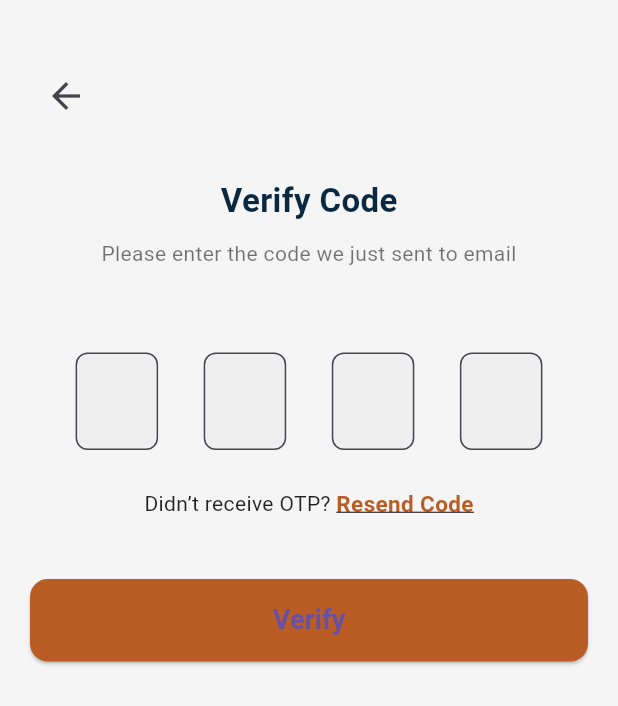
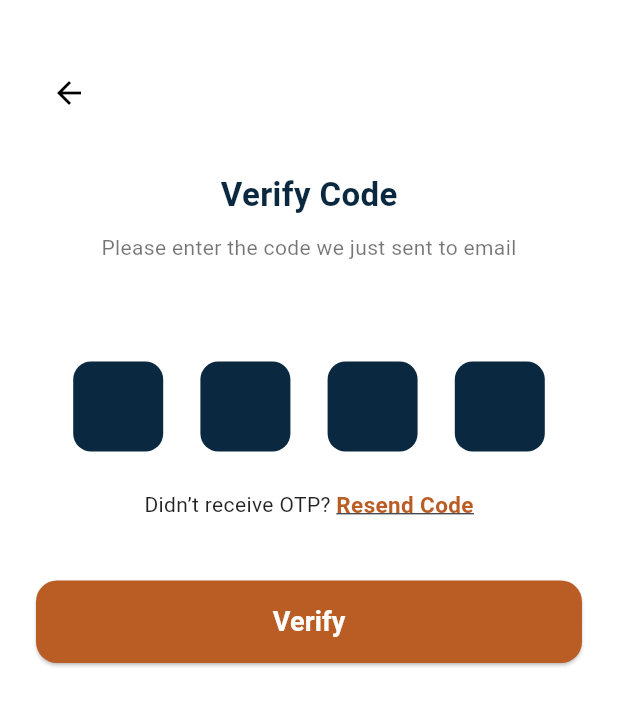
Before and after one commit to Daadir3/diyaar, a Flutter app: the OtpVerificationPage screen opened by its route, on a phone screen of 412 x 824 dp. Shown: the top 706 px of the screen. Run offline on Flutter 3.47's test engine with Material 3 defaults, Android fonts, the phone set to English and light mode, and no system bars; our stand-ins replace get, get_storage; accounts and stored records are empty; project files that could hold a hidden picture were left out.

Commit message:
otp verfication waa la hagaajiyay

```diff
--- a/lib/app/views/OtpInputFields.dart
+++ b/lib/app/views/OtpInputFields.dart
@@ -10,49 +10,45 @@ class OtpInputFields extends StatelessWidget {
 
   @override
   Widget build(BuildContext context) {
-    return Obx(
-      () => Row(
-        mainAxisAlignment: MainAxisAlignment.spaceEvenly,
-        children: List.generate(4, (index) {
-          return SizedBox(
-            width: 55,
-            child: TextField(
-              focusNode: focusNodes[index],
+    return Row(
+      mainAxisAlignment: MainAxisAlignment.spaceEvenly,
+      children: List.generate(4, (i) {
+        return SizedBox(
+          width: 60,
+          height: 60,
+          child: Obx(
+            () => TextField(
+              focusNode: focusNodes[i],
               maxLength: 1,
+              keyboardType: TextInputType.number,
               textAlign: TextAlign.center,
-              keyboardType: TextInputType.number,
               style: const TextStyle(
                 fontSize: 22,
                 fontWeight: FontWeight.bold,
-                color: Color(0xFF0A2940),
+                color: Colors.white, // text color inside box
               ),
+              onChanged: (val) {
+                controller.updateOtp(i, val);
+                if (val.isNotEmpty && i < 3) {
+                  FocusScope.of(context).requestFocus(focusNodes[i + 1]);
+                } else if (val.isEmpty && i > 0) {
+                  FocusScope.of(context).requestFocus(focusNodes[i - 1]);
+                }
+              },
+              controller: TextEditingController(text: controller.otpCode[i]),
               decoration: InputDecoration(
                 counterText: "",
                 filled: true,
-                fillColor: const Color(0xFFEFEFEF),
+                fillColor: const Color(0xFF0A2940), // navy/dark blue background
                 border: OutlineInputBorder(
-                  borderRadius: BorderRadius.circular(8),
+                  borderRadius: BorderRadius.circular(12),
+                  borderSide: BorderSide.none,
                 ),
               ),
-              onChanged: (val) {
-                if (val.isNotEmpty) {
-                  controller.updateOtp(index, val);
-                  if (index < 3) {
-                    FocusScope.of(context).requestFocus(focusNodes[index + 1]);
-                  } else {
-                    FocusScope.of(context).unfocus();
-                  }
-                } else {
-                  controller.updateOtp(index, "");
-                  if (index > 0) {
-                    FocusScope.of(context).requestFocus(focusNodes[index - 1]);
-                  }
-                }
-              },
             ),
-          );
-        }),
-      ),
+          ),
+        );
+      }),
     );
   }
 }
--- a/lib/app/views/OtpVerificationPage.dart
+++ b/lib/app/views/OtpVerificationPage.dart
@@ -1,50 +1,69 @@
 import 'package:flutter/material.dart';
 import 'package:get/get.dart';
 import '../controllers/OtpController.dart';
-import '../views/OtpInputFields.dart';
+import 'OtpInputFields.dart';
 
 class OtpVerificationPage extends StatelessWidget {
   final String email;
+  final OtpController controller = Get.put(OtpController());
 
   OtpVerificationPage({super.key, required this.email});
-
-  final OtpController controller = Get.find<OtpController>();
 
   @override
   Widget build(BuildContext context) {
     return Scaffold(
+      backgroundColor: Colors.white,
       body: Padding(
-        padding: const EdgeInsets.symmetric(horizontal: 20, vertical: 40),
+        padding: const EdgeInsets.symmetric(horizontal: 24, vertical: 40),
         child: Column(
+          crossAxisAlignment: CrossAxisAlignment.center,
           children: [
+            // Back button
             Align(
               alignment: Alignment.topLeft,
-              child: IconButton(
-                icon: const Icon(Icons.arrow_back, size: 28),
-                onPressed: () => Get.back(),
+              child: CircleAvatar(
+                backgroundColor: Colors.white,
+                radius: 22,
+                child: IconButton(
+                  icon: const Icon(Icons.arrow_back),
+                  onPressed: () => Get.back(),
+                  color: Colors.black,
+                ),
               ),
             ),
             const SizedBox(height: 30),
+
+            // Title
             const Text(
               "Verify Code",
               style: TextStyle(
-                  fontSize: 22, fontWeight: FontWeight.bold, color: Color(0xFF0A2940)),
+                fontSize: 22,
+                fontWeight: FontWeight.bold,
+                color: Color(0xFF0A2940),
+              ),
             ),
             const SizedBox(height: 10),
+
+            // Subtitle
             const Text(
               "Please enter the code we just sent to email",
               textAlign: TextAlign.center,
               style: TextStyle(fontSize: 14, color: Colors.black54),
             ),
             const SizedBox(height: 5),
+
+            // Email
             Text(
               email,
               style: const TextStyle(
-                  fontSize: 15, fontWeight: FontWeight.bold, color: Color(0xFFB95D25)),
+                fontSize: 15,
+                fontWeight: FontWeight.bold,
+                color: Color(0xFFB95D25),
+              ),
             ),
-            const SizedBox(height: 30),
+            const SizedBox(height: 40),
 
-            // OTP Fields
+            // OTP Input fields (custom widget)
             OtpInputFields(),
             const SizedBox(height: 25),
 
@@ -61,10 +80,11 @@ class OtpVerificationPage extends StatelessWidget {
                   child: const Text(
                     "Resend Code",
                     style: TextStyle(
-                        fontSize: 15,
-                        fontWeight: FontWeight.bold,
-                        color: Color(0xFFB95D25),
-                        decoration: TextDecoration.underline),
+                      fontSize: 15,
+                      fontWeight: FontWeight.bold,
+                      color: Color(0xFFB95D25),
+                      decoration: TextDecoration.underline,
+                    ),
                   ),
                 ),
               ],
@@ -80,15 +100,19 @@ class OtpVerificationPage extends StatelessWidget {
                 style: ElevatedButton.styleFrom(
                   backgroundColor: const Color(0xFFB95D25),
                   shape: RoundedRectangleBorder(
-                    borderRadius: BorderRadius.circular(12),
+                    borderRadius: BorderRadius.circular(14),
                   ),
                 ),
                 child: const Text(
                   "Verify",
-                  style: TextStyle(fontSize: 18, fontWeight: FontWeight.bold),
+                  style: TextStyle(
+                    fontSize: 18,
+                    fontWeight: FontWeight.bold,
+                    color: Colors.white,
+                  ),
                 ),
               ),
-            )
+            ),
           ],
         ),
       ),
```
Also changed, not shown: 3 other files.
